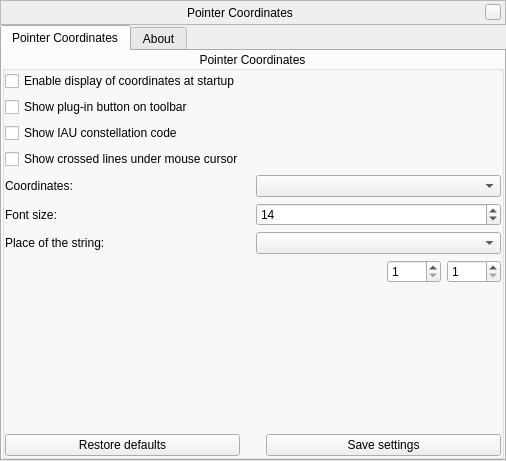
The window that plugins/PointerCoordinates/src/gui/pointerCoordinatesWindow.ui (greck2908/stellarium) describes before a commit, drawn with Qt 5.
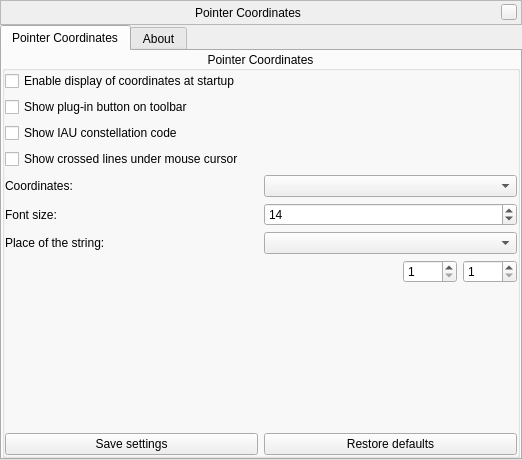
The same window after the commit. Custom widgets are drawn as their Qt base class.

```diff
--- a/plugins/PointerCoordinates/src/gui/pointerCoordinatesWindow.ui
+++ b/plugins/PointerCoordinates/src/gui/pointerCoordinatesWindow.ui
@@ -6,8 +6,8 @@
    <rect>
     <x>0</x>
     <y>0</y>
-    <width>506</width>
-    <height>461</height>
+    <width>522</width>
+    <height>460</height>
    </rect>
   </property>
   <layout class="QVBoxLayout" name="verticalLayout">
@@ -364,29 +364,6 @@
           </item>
           <item>
            <layout class="QHBoxLayout" name="horizontalLayout_2">
-            <item>
-             <widget class="QPushButton" name="pushButtonReset">
-              <property name="text">
-               <string>Restore defaults</string>
-              </property>
-             </widget>
-            </item>
-            <item>
-             <spacer name="horizontalSpacer_2">
-              <property name="orientation">
-               <enum>Qt::Horizontal</enum>
-              </property>
-              <property name="sizeType">
-               <enum>QSizePolicy::Fixed</enum>
-              </property>
-              <property name="sizeHint" stdset="0">
-               <size>
-                <width>20</width>
-                <height>20</height>
-               </size>
-              </property>
-             </spacer>
-            </item>
             <item>
              <widget class="QPushButton" name="pushButtonSave">
               <property name="text">
@@ -394,6 +371,13 @@
               </property>
              </widget>
             </item>
+            <item>
+             <widget class="QPushButton" name="pushButtonReset">
+              <property name="text">
+               <string>Restore defaults</string>
+              </property>
+             </widget>
+            </item>
            </layout>
           </item>
          </layout>
```
